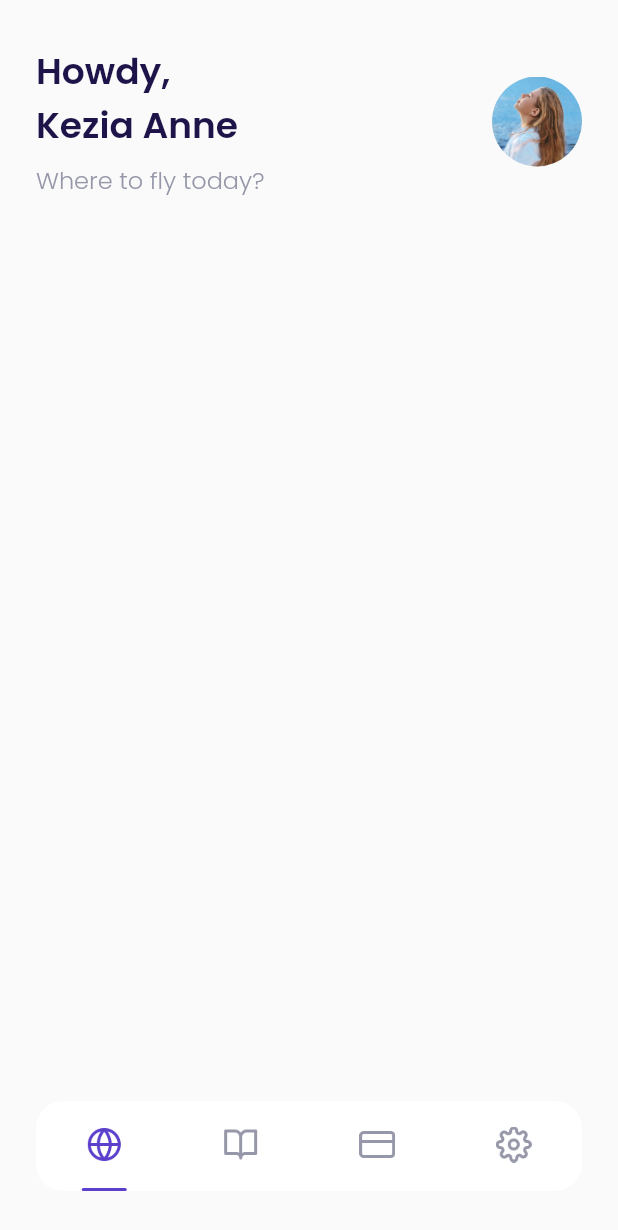
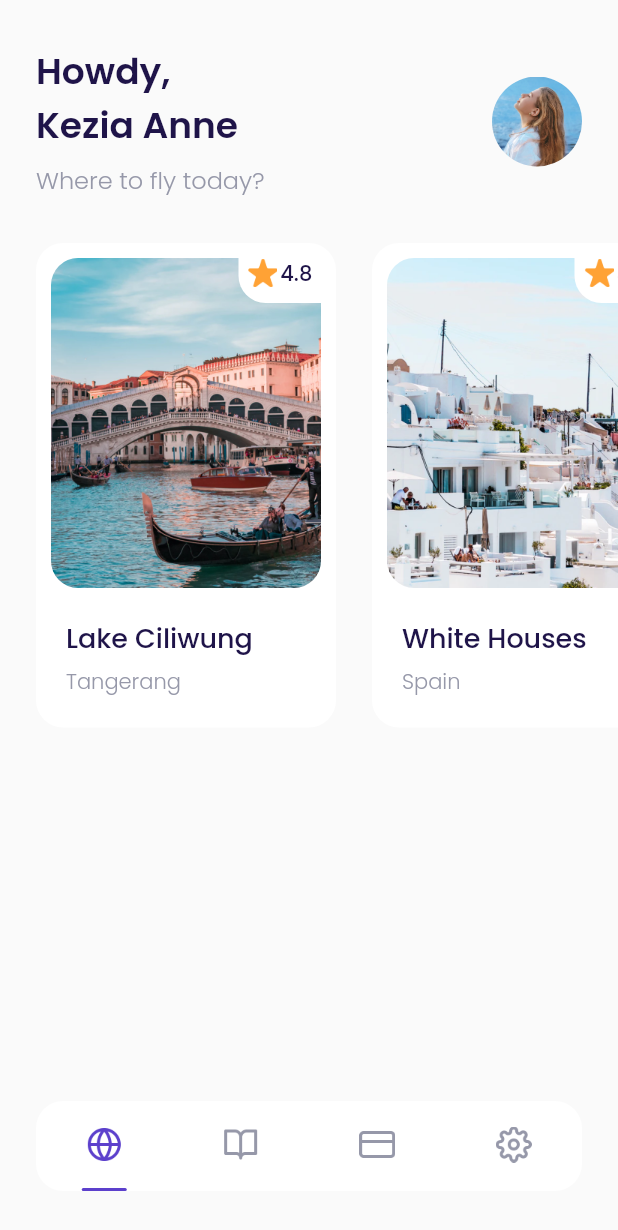
Before and after one commit to AsakaLynux/travel, a Flutter app: the MainPage screen opened by its route, on a phone screen of 412 x 824 dp. Shown: the top 1230 px of the screen. Run offline on Flutter 3.47's test engine with Material 2 defaults, Android fonts, the phone set to English and light mode, and no system bars; our stand-ins replace google_fonts.

Commit message:
Silicing Home bagian New Destinations 1

```diff
--- a/lib/ui/pages/home_page.dart
+++ b/lib/ui/pages/home_page.dart
@@ -1,4 +1,5 @@
 import 'package:flutter/material.dart';
+import 'package:travel/ui/widget/destination_card.dart';
 import '../../shared/theme.dart';
 
 class HomePage extends StatelessWidget {
@@ -53,9 +54,53 @@ class HomePage extends StatelessWidget {
       );
     }
 
+    Widget popularDestination() {
+      return Container(
+        margin: EdgeInsets.only(top: 30),
+        child: SingleChildScrollView(
+          scrollDirection: Axis.horizontal,
+          child: Row(
+            children: [
+              DestinationCard(
+                name: 'Lake Ciliwung',
+                city: 'Tangerang',
+                imageUrl: 'assets/image_destination_1.png',
+                rating: 4.8,
+              ),
+              DestinationCard(
+                name: 'White Houses',
+                city: 'Spain',
+                imageUrl: 'assets/image_destination_2.png',
+                rating: 4.7,
+              ),
+              DestinationCard(
+                name: 'Hill Heyo',
+                city: 'Monaco',
+                imageUrl: 'assets/image_destination_3.png',
+                rating: 4.8,
+              ),
+              DestinationCard(
+                name: 'Menarra',
+                city: 'Japan',
+                imageUrl: 'assets/image_destination_4.png',
+                rating: 5.0,
+              ),
+              DestinationCard(
+                name: 'Payung Teduh',
+                city: 'Singapore',
+                imageUrl: 'assets/image_destination_5.png',
+                rating: 4.8,
+              ),
+            ],
+          ),
+        ),
+      );
+    }
+
     return ListView(
       children: [
         header(),
+        popularDestination(),
       ],
     );
   }
--- /dev/null
+++ b/lib/ui/widget/destination_card.dart
@@ -0,0 +1,102 @@
+import 'package:flutter/material.dart';
+import '../../shared/theme.dart';
+
+class DestinationCard extends StatelessWidget {
+  final String name;
+  final String city;
+  final String imageUrl;
+  final double rating;
+
+  const DestinationCard({
+    Key? key,
+    required this.name,
+    required this.city,
+    required this.imageUrl,
+    this.rating = 0,
+  }) : super(key: key);
+
+  @override
+  Widget build(BuildContext context) {
+    return Container(
+      width: 200,
+      height: 323,
+      margin: EdgeInsets.only(left: defaultMargin),
+      padding: EdgeInsets.all(10),
+      decoration: BoxDecoration(
+        color: kWhiteColor,
+        borderRadius: BorderRadius.circular(18),
+      ),
+      child: Column(
+        crossAxisAlignment: CrossAxisAlignment.start,
+        children: [
+          Container(
+            width: 180,
+            height: 220,
+            margin: EdgeInsets.only(bottom: 20),
+            decoration: BoxDecoration(
+              image: DecorationImage(
+                image: AssetImage(imageUrl),
+              ),
+              borderRadius: BorderRadius.circular(18),
+            ),
+            child: Align(
+              alignment: Alignment.topRight,
+              child: Container(
+                height: 30,
+                width: 55,
+                decoration: BoxDecoration(
+                  color: kWhiteColor,
+                  borderRadius: BorderRadius.only(
+                    bottomLeft: Radius.circular(18),
+                  ),
+                ),
+                child: Row(
+                  mainAxisAlignment: MainAxisAlignment.center,
+                  crossAxisAlignment: CrossAxisAlignment.start,
+                  children: [
+                    Container(
+                      margin: EdgeInsets.only(right: 2),
+                      width: 20,
+                      height: 20,
+                      decoration: BoxDecoration(
+                        image: DecorationImage(
+                          image: AssetImage('assets/icon_star.png'),
+                        ),
+                      ),
+                    ),
+                    Text(
+                      rating.toString(),
+                      style: blackTextStyle.copyWith(
+                        fontWeight: medium,
+                      ),
+                    ),
+                  ],
+                ),
+              ),
+            ),
+          ),
+          Container(
+            margin: EdgeInsets.only(left: 10),
+            child: Column(
+              crossAxisAlignment: CrossAxisAlignment.start,
+              children: [
+                Text(
+                  name,
+                  style: blackTextStyle.copyWith(
+                    fontSize: 18,
+                    fontWeight: medium,
+                  ),
+                ),
+                SizedBox(height: 5),
+                Text(
+                  city,
+                  style: greyTextStyle.copyWith(fontWeight: ligth),
+                ),
+              ],
+            ),
+          ),
+        ],
+      ),
+    );
+  }
+}
```
